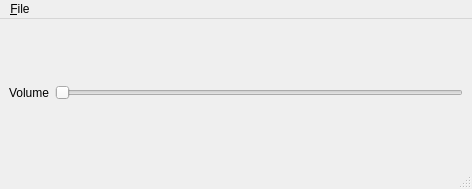
First picture: the form in mainwindow.ui, repository walrusfriend/Comm-Tool, before the edit.
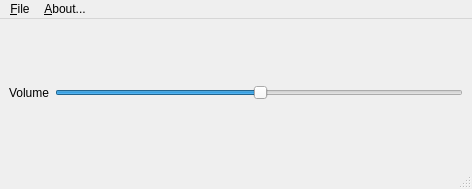
Second picture: the form after the edit.

Patch:
```diff
--- a/mainwindow.ui
+++ b/mainwindow.ui
@@ -24,9 +24,15 @@
     </item>
     <item>
      <widget class="QSlider" name="m_volume_hsld">
+      <property name="value">
+       <number>50</number>
+      </property>
       <property name="orientation">
        <enum>Qt::Horizontal</enum>
       </property>
+      <property name="tickPosition">
+       <enum>QSlider::NoTicks</enum>
+      </property>
      </widget>
     </item>
    </layout>
@@ -46,9 +52,15 @@
     </property>
     <addaction name="actionSettings"/>
     <addaction name="separator"/>
-    <addaction name="actionAbout"/>
+    <addaction name="actionExit"/>
+   </widget>
+   <widget class="QMenu" name="menu_About">
+    <property name="title">
+     <string>&amp;About...</string>
+    </property>
    </widget>
    <addaction name="menuFile"/>
+   <addaction name="menu_About"/>
   </widget>
   <widget class="QStatusBar" name="statusbar"/>
   <action name="actionSettings">
```
Left out of the diff: 8 changed lines with no effect on the pictures.
